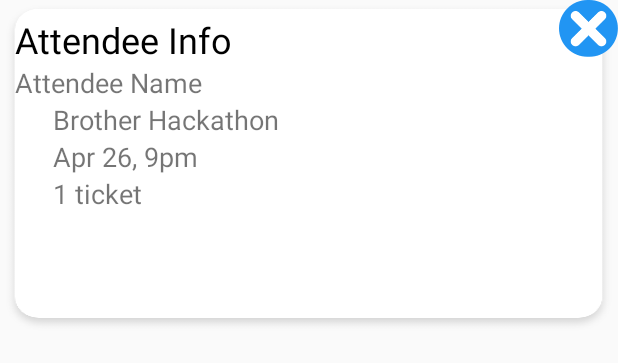
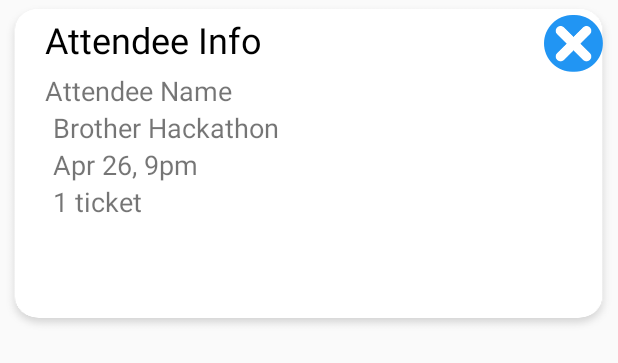
Before and after one commit to CoppellCoders/Notix, an Android app: the layout attendee_info.xml on its own in the app's theme, with its tools: preview values and no code run, on a phone screen of 412 x 824 dp. Shown: the top 363 px of the screen. Run offline under Robolectric (Android 15) with nearby library versions, the phone set to English and light mode, and no system bars.

Commit message:
styling change

```diff
--- a/NoTixBus/app/src/main/res/layout/activity_main.xml
+++ b/NoTixBus/app/src/main/res/layout/activity_main.xml
@@ -16,9 +16,11 @@
     <android.support.design.widget.BottomNavigationView
         android:id="@+id/navigation"
         android:layout_width="0dp"
-        android:layout_height="wrap_content"
+        android:layout_height="45dp"
         android:layout_marginStart="0dp"
         android:layout_marginEnd="0dp"
+        app:labelVisibilityMode="unlabeled"
+
         android:background="?android:attr/windowBackground"
         app:layout_constraintBottom_toBottomOf="parent"
         app:layout_constraintLeft_toLeftOf="parent"
--- a/NoTixBus/app/src/main/res/layout/activity_scan.xml
+++ b/NoTixBus/app/src/main/res/layout/activity_scan.xml
@@ -54,7 +54,7 @@
             android:layout_width="wrap_content"
             android:layout_height="wrap_content"
             android:text="Scan Atendee"
-
+            android:layout_marginTop="40dp"
         android:textAllCaps="false"
             android:textSize="20dp"
             android:textColor="#ffffff"
--- a/NoTixBus/app/src/main/res/layout/attendee_info.xml
+++ b/NoTixBus/app/src/main/res/layout/attendee_info.xml
@@ -13,7 +13,7 @@
             android:text="Attendee Info"
             android:textColor="#000000"
             android:textSize="24sp"
-            android:layout_marginLeft="10dp"
+            android:layout_marginLeft="30dp"
             android:layout_marginTop="10dp"
             />
     <ImageView
@@ -23,13 +23,16 @@
         android:layout_alignParentTop="true"
         android:background="@drawable/x_signup"
         android:id="@+id/attendee_cancel"
+        android:layout_marginTop="10dp"
+        android:layout_marginRight="10dp"
         />
     </RelativeLayout>
     <TextView
         android:layout_width="wrap_content"
         android:layout_height="wrap_content"
-        android:layout_marginLeft="10dp"
+        android:layout_marginLeft="30dp"
         android:text="Attendee Name"
+
         android:textSize="18sp"
         android:id="@+id/attendee_name"
         />
--- a/NoTixBus/app/src/main/res/menu/navigation.xml
+++ b/NoTixBus/app/src/main/res/menu/navigation.xml
@@ -16,4 +16,6 @@
         android:icon="@drawable/ic_notifications_black_24dp"
         android:title="@string/title_notifications" />
 
+
+
 </menu>
```
